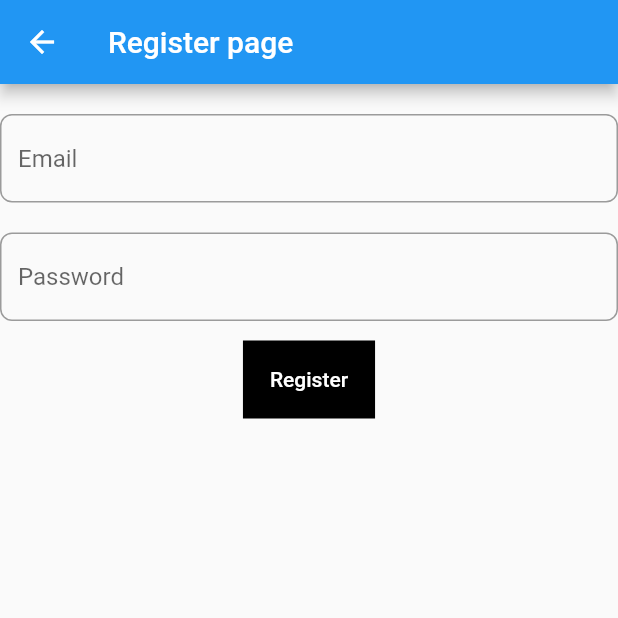
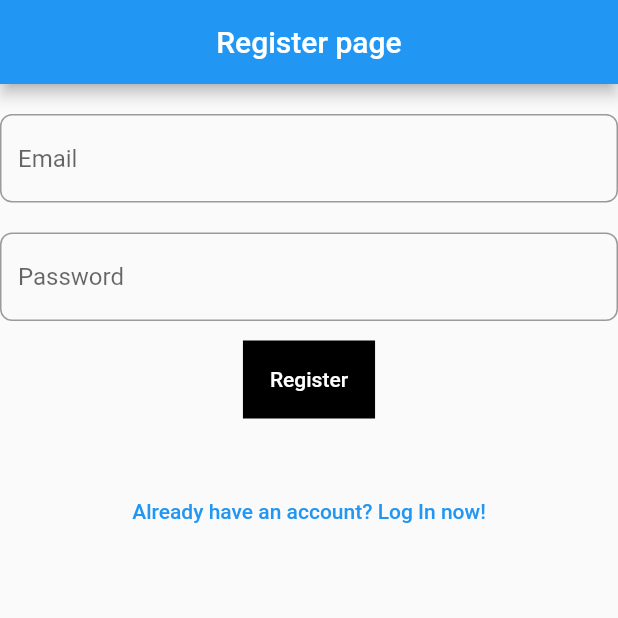
Before and after one commit to Yihun-Alemayehu/yizeNotes, a Flutter app: the RegisterPage screen opened directly, on a phone screen of 412 x 824 dp, the top half of it. Run offline on Flutter 3.47's test engine with Material 2 defaults, Android fonts, the phone set to English and light mode, and no system bars; our stand-ins replace firebase_auth, firebase_core; accounts and stored records are empty.

Commit message:
Second commit

```diff
--- a/lib/pages/register_page.dart
+++ b/lib/pages/register_page.dart
@@ -1,7 +1,5 @@
 import 'package:firebase_auth/firebase_auth.dart';
-import 'package:firebase_core/firebase_core.dart';
 import 'package:flutter/material.dart';
-import 'package:Yize_Notes/firebase_options.dart';
 
 class RegisterPage extends StatefulWidget {
   const RegisterPage({super.key});
@@ -33,16 +31,9 @@
     return Scaffold(
       appBar: AppBar(
         title: const Text('Register page'),
+        centerTitle: true,
       ),
-      body: FutureBuilder(
-        future: Firebase.initializeApp(
-          options: DefaultFirebaseOptions.currentPlatform,
-        ),
-        builder: (context, snapshot) {
-          switch (snapshot.connectionState) {
-
-            case ConnectionState.done:
-              return Center(
+      body: Center(
         child: Column(
           children: [
             const SizedBox(
@@ -81,39 +72,44 @@
               onPressed: () async {
                 final email = Email.text;
                 final password = Password.text;
-                    try{
+                try {
                   final userCredential = await FirebaseAuth.instance
                       .createUserWithEmailAndPassword(
                           email: email, password: password);
 
                   //print(userCredential);
-                    } on FirebaseAuthException catch(e){
-                      if(e.code == 'weak-password'){
+                } on FirebaseAuthException catch (e) {
+                  if (e.code == 'weak-password') {
                     showDialog(
                       context: context,
                       builder: (context) => AlertDialog(
                         title: Text('Weak Password'),
-                          content: Text('Password should be at least 6 characters'),
-                        ),);
-                      }else if(e.code == 'email-already-in-use'){
+                        content:
+                            Text('Password should be at least 6 characters'),
+                      ),
+                    );
+                  } else if (e.code == 'email-already-in-use') {
                     showDialog(
                       context: context,
                       builder: (context) => AlertDialog(
                         title: Text('Invalid email'),
-                          content: Text('The email address is already in use by another account.'),
-                        ),);
-                      }else if(e.code == 'invalid-email'){
+                        content: Text(
+                            'The email address is already in use by another account.'),
+                      ),
+                    );
+                  } else if (e.code == 'invalid-email') {
                     showDialog(
                       context: context,
                       builder: (context) => AlertDialog(
                         title: Text('Invalid email'),
-                          content: Text('The email address you entered is not valid!'),
-                        ),);
+                        content:
+                            Text('The email address you entered is not valid!'),
+                      ),
+                    );
                   }
 
                   print(e.code);
                 }
-
               },
               child: Container(
                 color: Colors.black,
@@ -127,14 +123,16 @@
                     ),
                   ),
                 ),
-                    ))
+              ),
+            ),
+            const SizedBox(height: 30,),
+            TextButton(
+              onPressed: (){
+                Navigator.of(context).pushNamedAndRemoveUntil('/login',(route) => false,);
+              },
+              child: const Text('Already have an account? Log In now!')),
           ],
         ),
-          );
-          default:
-            return const Text('Loading...');
-          }
-        },
       ),
     );
   }
```
Also changed, not shown: lib/main.dart (+28 -14 lines), lib/pages/login_page.dart (+16 -22 lines), lib/pages/verify_email_page.dart (added, +37 -0 lines). Lines whose indentation alone changed are shown as unchanged.
